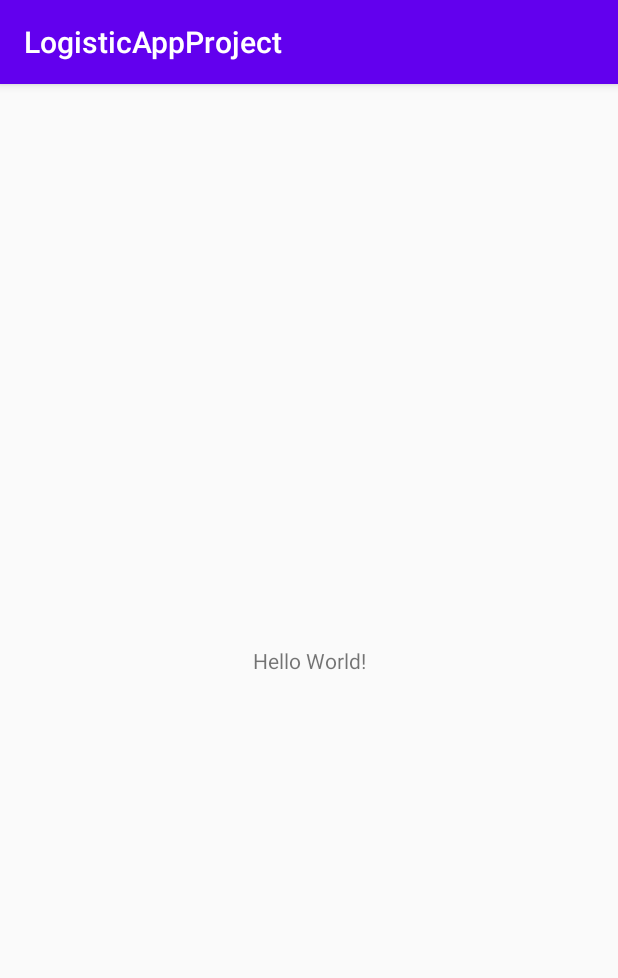
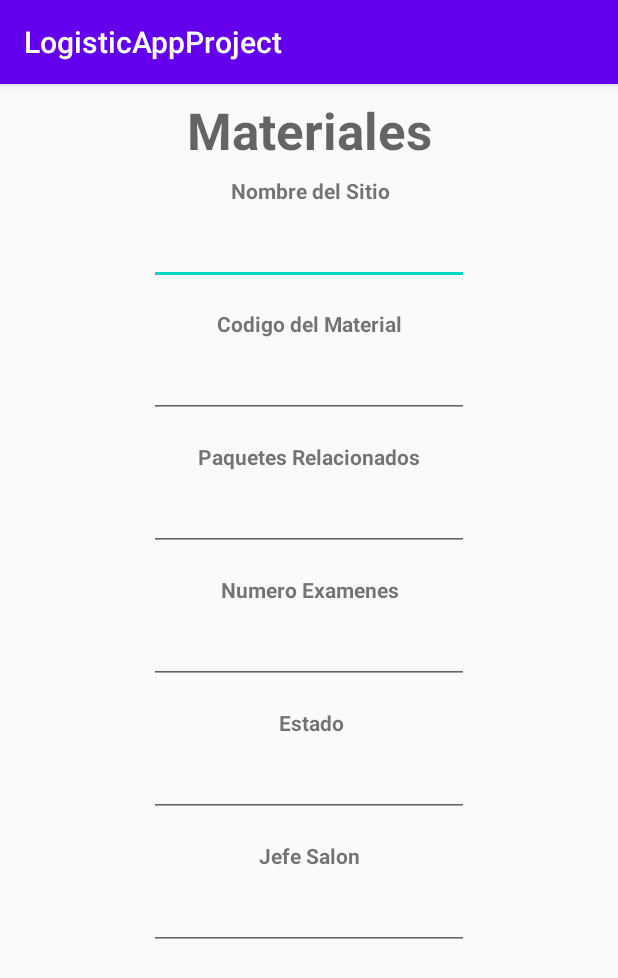
Before and after one commit to eduardo-thrash/LogisticApp, an Android app: the screen it shows after launch (MainActivity before the commit, MaterialDetailActivity after it), on a phone screen of 412 x 824 dp. Shown: the top 978 px of the screen. Run offline under Robolectric (Android 15) with nearby library versions, the phone set to English and light mode, and no system bars.

Commit message:
MaterialDetail migration

```diff
--- a/LogisticAppProject/app/src/main/AndroidManifest.xml
+++ b/LogisticAppProject/app/src/main/AndroidManifest.xml
@@ -9,6 +9,7 @@
         android:roundIcon="@mipmap/ic_launcher_round"
         android:supportsRtl="true"
         android:theme="@style/AppTheme">
+        <activity android:name="com.example.activities.delegate.MaterialDetailActivity"></activity>
         <activity android:name=".MainActivity">
             <intent-filter>
                 <action android:name="android.intent.action.MAIN" />
--- /dev/null
+++ b/LogisticAppProject/app/src/main/java/com/example/activities/delegate/MaterialDetailActivity.java
@@ -0,0 +1,16 @@
+package com.example.activities.delegate;
+
+import androidx.appcompat.app.AppCompatActivity;
+
+import android.os.Bundle;
+
+import com.example.logisticappproject.R;
+
+public class MaterialDetailActivity extends AppCompatActivity {
+
+    @Override
+    protected void onCreate(Bundle savedInstanceState) {
+        super.onCreate(savedInstanceState);
+        setContentView(R.layout.activity_material_detail);
+    }
+}
--- a/LogisticAppProject/app/src/main/java/com/example/logisticappproject/MainActivity.java
+++ b/LogisticAppProject/app/src/main/java/com/example/logisticappproject/MainActivity.java
@@ -2,13 +2,19 @@ package com.example.logisticappproject;
 
 import androidx.appcompat.app.AppCompatActivity;
 
+import android.content.Intent;
 import android.os.Bundle;
+
+import com.example.activities.delegate.MaterialDetailActivity;
 
 public class MainActivity extends AppCompatActivity {
 
     @Override
     protected void onCreate(Bundle savedInstanceState) {
         super.onCreate(savedInstanceState);
-        setContentView(R.layout.activity_main);
+        //setContentView(R.layout.activity_main);
+
+        Intent launcherActivity = new Intent(this, MaterialDetailActivity.class);
+        startActivity(launcherActivity);
     }
 }
--- /dev/null
+++ b/LogisticAppProject/app/src/main/res/layout/activity_material_detail.xml
@@ -0,0 +1,179 @@
+<?xml version="1.0" encoding="utf-8"?>
+<androidx.constraintlayout.widget.ConstraintLayout xmlns:android="http://schemas.android.com/apk/res/android"
+    xmlns:app="http://schemas.android.com/apk/res-auto"
+    xmlns:tools="http://schemas.android.com/tools"
+    android:layout_width="match_parent"
+    android:layout_height="match_parent"
+    tools:context="com.example.activities.delegate.MaterialDetailActivity">
+
+    <TextView
+        android:id="@+id/textView3"
+        android:layout_width="wrap_content"
+        android:layout_height="wrap_content"
+        android:layout_marginStart="176dp"
+        android:layout_marginLeft="176dp"
+        android:layout_marginTop="8dp"
+        android:layout_marginEnd="176dp"
+        android:layout_marginRight="176dp"
+        android:text="Nombre del Sitio"
+        android:textStyle="bold"
+        app:layout_constraintBottom_toTopOf="@+id/tNombreSitio"
+        app:layout_constraintEnd_toEndOf="parent"
+        app:layout_constraintHorizontal_bias="0.481"
+        app:layout_constraintStart_toStartOf="parent"
+        app:layout_constraintTop_toBottomOf="@+id/tMateriales2" />
+
+    <TextView
+        android:id="@+id/textView4"
+        android:layout_width="wrap_content"
+        android:layout_height="wrap_content"
+        android:layout_marginTop="8dp"
+        android:text="Codigo del Material"
+        android:textStyle="bold"
+        app:layout_constraintBottom_toTopOf="@+id/tCodigoMaterial"
+        app:layout_constraintEnd_toEndOf="parent"
+        app:layout_constraintStart_toStartOf="parent"
+        app:layout_constraintTop_toBottomOf="@+id/tNombreSitio" />
+
+    <TextView
+        android:id="@+id/textView"
+        android:layout_width="wrap_content"
+        android:layout_height="wrap_content"
+        android:layout_marginTop="8dp"
+        android:text="Paquetes Relacionados"
+        android:textStyle="bold"
+        app:layout_constraintBottom_toTopOf="@+id/tPaquetes"
+        app:layout_constraintEnd_toEndOf="parent"
+        app:layout_constraintStart_toStartOf="parent"
+        app:layout_constraintTop_toBottomOf="@+id/tCodigoMaterial" />
+
+    <TextView
+        android:id="@+id/textView13"
+        android:layout_width="wrap_content"
+        android:layout_height="wrap_content"
+        android:layout_marginTop="8dp"
+        android:text="Numero Examenes"
+        android:textStyle="bold"
+        app:layout_constraintBottom_toTopOf="@+id/tNumeroExamenes"
+        app:layout_constraintEnd_toEndOf="parent"
+        app:layout_constraintHorizontal_bias="0.503"
+        app:layout_constraintStart_toStartOf="parent"
+        app:layout_constraintTop_toBottomOf="@+id/tPaquetes" />
+
+    <TextView
+        android:id="@+id/textView15"
+        android:layout_width="wrap_content"
+        android:layout_height="wrap_content"
+        android:layout_marginTop="8dp"
+        android:text="Estado"
+        android:textStyle="bold"
+        app:layout_constraintBottom_toTopOf="@+id/tEstado"
+        app:layout_constraintEnd_toEndOf="parent"
+        app:layout_constraintHorizontal_bias="0.505"
+        app:layout_constraintStart_toStartOf="parent"
+        app:layout_constraintTop_toBottomOf="@+id/tNumeroExamenes" />
+
+    <TextView
+        android:id="@+id/textView16"
+        android:layout_width="wrap_content"
+        android:layout_height="wrap_content"
+        android:layout_marginTop="8dp"
+        android:text="Jefe Salon"
+        android:textStyle="bold"
+        app:layout_constraintBottom_toTopOf="@+id/tJefeSalon"
+        app:layout_constraintEnd_toEndOf="parent"
+        app:layout_constraintStart_toStartOf="parent"
+        app:layout_constraintTop_toBottomOf="@+id/tEstado" />
+
+    <TextView
+        android:id="@+id/tMateriales2"
+        android:layout_width="wrap_content"
+        android:layout_height="wrap_content"
+        android:layout_marginStart="150dp"
+        android:layout_marginLeft="150dp"
+        android:layout_marginTop="8dp"
+        android:layout_marginEnd="150dp"
+        android:layout_marginRight="150dp"
+        android:text="Materiales"
+        android:textAppearance="@style/TextAppearance.AppCompat.Display1"
+        android:textStyle="bold"
+        app:layout_constraintEnd_toEndOf="parent"
+        app:layout_constraintStart_toStartOf="parent"
+        app:layout_constraintTop_toTopOf="parent" />
+
+    <EditText
+        android:id="@+id/tNombreSitio"
+        android:layout_width="wrap_content"
+        android:layout_height="wrap_content"
+        android:layout_marginTop="8dp"
+        android:layout_marginBottom="8dp"
+        android:ems="10"
+        android:inputType="textPersonName"
+        app:layout_constraintBottom_toTopOf="@+id/textView4"
+        app:layout_constraintEnd_toEndOf="parent"
+        app:layout_constraintStart_toStartOf="parent"
+        app:layout_constraintTop_toBottomOf="@+id/textView3" />
+
+    <EditText
+        android:id="@+id/tCodigoMaterial"
+        android:layout_width="wrap_content"
+        android:layout_height="wrap_content"
+        android:layout_marginTop="8dp"
+        android:layout_marginBottom="8dp"
+        android:ems="10"
+        android:inputType="textPersonName"
+        app:layout_constraintBottom_toTopOf="@+id/textView"
+        app:layout_constraintEnd_toEndOf="parent"
+        app:layout_constraintStart_toStartOf="parent"
+        app:layout_constraintTop_toBottomOf="@+id/textView4" />
+
+    <EditText
+        android:id="@+id/tPaquetes"
+        android:layout_width="wrap_content"
+        android:layout_height="wrap_content"
+        android:layout_marginTop="8dp"
+        android:layout_marginBottom="8dp"
+        android:ems="10"
+        android:inputType="textPersonName"
+        app:layout_constraintBottom_toTopOf="@+id/textView13"
+        app:layout_constraintEnd_toEndOf="parent"
+        app:layout_constraintStart_toStartOf="parent"
+        app:layout_constraintTop_toBottomOf="@+id/textView" />
+
+    <EditText
+        android:id="@+id/tNumeroExamenes"
+        android:layout_width="wrap_content"
+        android:layout_height="wrap_content"
+        android:layout_marginTop="8dp"
+        android:layout_marginBottom="8dp"
+        android:ems="10"
+        android:inputType="textPersonName"
+        app:layout_constraintBottom_toTopOf="@+id/textView15"
+        app:layout_constraintEnd_toEndOf="parent"
+        app:layout_constraintStart_toStartOf="parent"
+        app:layout_constraintTop_toBottomOf="@+id/textView13" />
+
+    <EditText
+        android:id="@+id/tEstado"
+        android:layout_width="wrap_content"
+        android:layout_height="wrap_content"
+        android:layout_marginTop="8dp"
+        android:layout_marginBottom="8dp"
+        android:ems="10"
+        android:inputType="textPersonName"
+        app:layout_constraintBottom_toTopOf="@+id/textView16"
+        app:layout_constraintEnd_toEndOf="parent"
+        app:layout_constraintStart_toStartOf="parent"
+        app:layout_constraintTop_toBottomOf="@+id/textView15" />
+
+    <EditText
+        android:id="@+id/tJefeSalon"
+        android:layout_width="wrap_content"
+        android:layout_height="wrap_content"
+        android:layout_marginTop="8dp"
+        android:ems="10"
+        android:inputType="textPersonName"
+        app:layout_constraintEnd_toEndOf="parent"
+        app:layout_constraintStart_toStartOf="parent"
+        app:layout_constraintTop_toBottomOf="@+id/textView16" />
+</androidx.constraintlayout.widget.ConstraintLayout>
```
